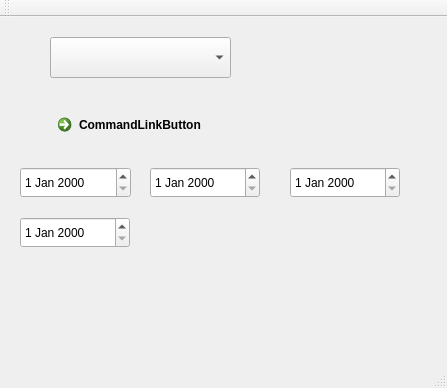
The window that mainwindow.ui (MshGit2016/Test_ComboBox) describes before a commit, drawn with Qt 5.
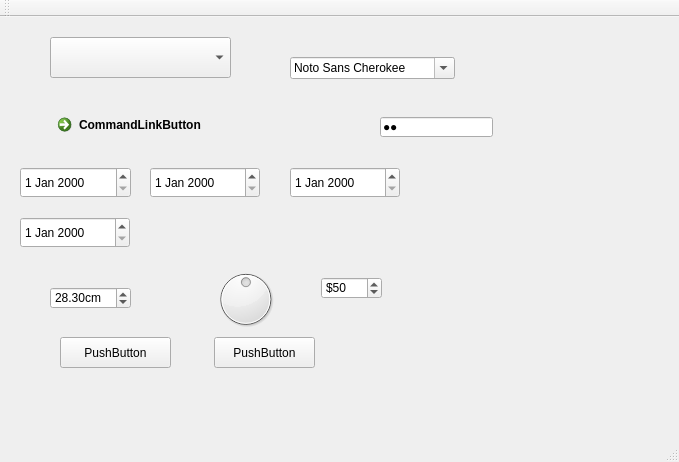
The same window after the commit. Icons and pictures are not drawn.

Commit message: v4.0 添加了QMenu 字体QFontComboBox 按钮

The edit to the form file:
```diff
--- a/mainwindow.ui
+++ b/mainwindow.ui
@@ -6,8 +6,8 @@
    <rect>
     <x>0</x>
     <y>0</y>
-    <width>447</width>
-    <height>388</height>
+    <width>679</width>
+    <height>462</height>
    </rect>
   </property>
   <property name="windowTitle">
@@ -77,6 +77,129 @@
      </rect>
     </property>
    </widget>
+   <widget class="QDial" name="dial">
+    <property name="geometry">
+     <rect>
+      <x>210</x>
+      <y>250</y>
+      <width>71</width>
+      <height>64</height>
+     </rect>
+    </property>
+    <property name="value">
+     <number>50</number>
+    </property>
+   </widget>
+   <widget class="QSpinBox" name="spinBox">
+    <property name="geometry">
+     <rect>
+      <x>321</x>
+      <y>260</y>
+      <width>61</width>
+      <height>22</height>
+     </rect>
+    </property>
+    <property name="prefix">
+     <string>$</string>
+    </property>
+    <property name="value">
+     <number>50</number>
+    </property>
+   </widget>
+   <widget class="QDoubleSpinBox" name="doubleSpinBox">
+    <property name="geometry">
+     <rect>
+      <x>50</x>
+      <y>270</y>
+      <width>81</width>
+      <height>22</height>
+     </rect>
+    </property>
+    <property name="prefix">
+     <string/>
+    </property>
+    <property name="suffix">
+     <string>cm</string>
+    </property>
+    <property name="value">
+     <double>28.300000000000001</double>
+    </property>
+   </widget>
+   <widget class="QPushButton" name="pushButton">
+    <property name="geometry">
+     <rect>
+      <x>60</x>
+      <y>320</y>
+      <width>111</width>
+      <height>31</height>
+     </rect>
+    </property>
+    <property name="text">
+     <string>PushButton</string>
+    </property>
+    <property name="icon">
+     <iconset resource="resources.qrc">
+      <normaloff>:/Resources/save</normaloff>:/Resources/save</iconset>
+    </property>
+   </widget>
+   <widget class="QPushButton" name="pushButton_2">
+    <property name="geometry">
+     <rect>
+      <x>214</x>
+      <y>320</y>
+      <width>101</width>
+      <height>31</height>
+     </rect>
+    </property>
+    <property name="text">
+     <string>PushButton</string>
+    </property>
+   </widget>
+   <widget class="QFontComboBox" name="fontComboBox">
+    <property name="geometry">
+     <rect>
+      <x>290</x>
+      <y>40</y>
+      <width>165</width>
+      <height>22</height>
+     </rect>
+    </property>
+    <property name="currentIndex">
+     <number>139</number>
+    </property>
+   </widget>
+   <widget class="QLabel" name="label">
+    <property name="geometry">
+     <rect>
+      <x>460</x>
+      <y>40</y>
+      <width>211</width>
+      <height>31</height>
+     </rect>
+    </property>
+    <property name="autoFillBackground">
+     <bool>true</bool>
+    </property>
+    <property name="text">
+     <string/>
+    </property>
+   </widget>
+   <widget class="QLineEdit" name="lineEdit">
+    <property name="geometry">
+     <rect>
+      <x>380</x>
+      <y>100</y>
+      <width>113</width>
+      <height>20</height>
+     </rect>
+    </property>
+    <property name="text">
+     <string>23</string>
+    </property>
+    <property name="echoMode">
+     <enum>QLineEdit::Password</enum>
+    </property>
+   </widget>
   </widget>
   <widget class="QMenuBar" name="menuBar">
    <property name="geometry">
```
Left out of the diff: 6 changed lines with no effect on the pictures. The commit also changes 2 other files.
